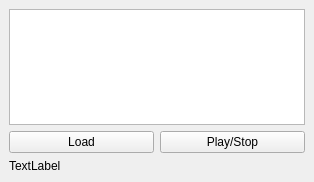
The window that gui/ui/mainwindow.ui (n0spaces/MorshuTalk) describes before a commit, drawn with Qt 5.
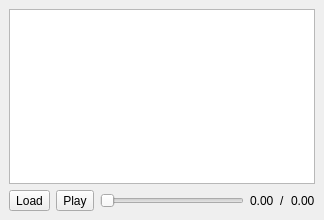
The same window after the commit.

```diff
--- a/gui/ui/mainwindow.ui
+++ b/gui/ui/mainwindow.ui
@@ -6,8 +6,8 @@
    <rect>
     <x>0</x>
     <y>0</y>
-    <width>314</width>
-    <height>182</height>
+    <width>324</width>
+    <height>220</height>
    </rect>
   </property>
   <property name="windowTitle">
@@ -16,42 +16,60 @@
   <widget class="QWidget" name="centralwidget">
    <layout class="QGridLayout" name="gridLayout">
     <item row="2" column="0">
-     <widget class="QPushButton" name="btn_load">
-      <property name="sizePolicy">
-       <sizepolicy hsizetype="Minimum" vsizetype="Fixed">
-        <horstretch>0</horstretch>
-        <verstretch>0</verstretch>
-       </sizepolicy>
-      </property>
+     <widget class="QToolButton" name="btn_load">
       <property name="text">
        <string>Load</string>
       </property>
      </widget>
     </item>
     <item row="2" column="1">
-     <widget class="QPushButton" name="btn_play">
-      <property name="sizePolicy">
-       <sizepolicy hsizetype="Minimum" vsizetype="Fixed">
-        <horstretch>0</horstretch>
-        <verstretch>0</verstretch>
-       </sizepolicy>
+     <widget class="QToolButton" name="btn_play">
+      <property name="text">
+       <string>Play</string>
       </property>
+     </widget>
+    </item>
+    <item row="2" column="5">
+     <widget class="QLabel" name="lbl_time_end">
       <property name="text">
-       <string>Play/Stop</string>
+       <string>0.00</string>
       </property>
      </widget>
     </item>
-    <item row="0" column="0" rowspan="2" colspan="2">
+    <item row="2" column="2">
+     <widget class="QSlider" name="slider">
+      <property name="maximum">
+       <number>0</number>
+      </property>
+      <property name="pageStep">
+       <number>1000</number>
+      </property>
+      <property name="tracking">
+       <bool>true</bool>
+      </property>
+      <property name="orientation">
+       <enum>Qt::Horizontal</enum>
+      </property>
+     </widget>
+    </item>
+    <item row="0" column="0" rowspan="2" colspan="6">
      <widget class="QTextEdit" name="textedit">
       <property name="acceptRichText">
        <bool>false</bool>
       </property>
      </widget>
     </item>
-    <item row="3" column="0" colspan="2">
+    <item row="2" column="4">
+     <widget class="QLabel" name="label">
+      <property name="text">
+       <string>/</string>
+      </property>
+     </widget>
+    </item>
+    <item row="2" column="3">
      <widget class="QLabel" name="lbl_time">
       <property name="text">
-       <string>TextLabel</string>
+       <string>0.00</string>
       </property>
      </widget>
     </item>
```
Left out of the diff: 2 changed lines with no effect on the pictures.
